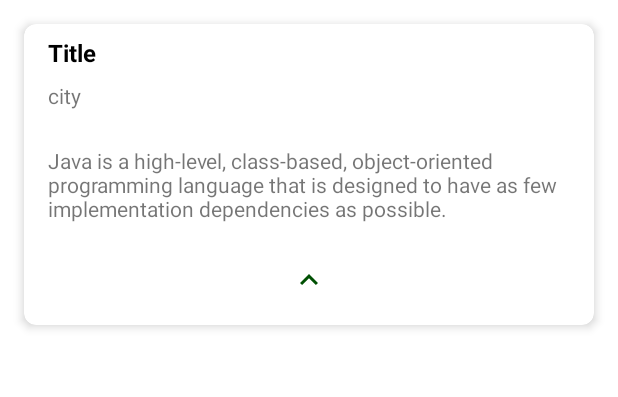
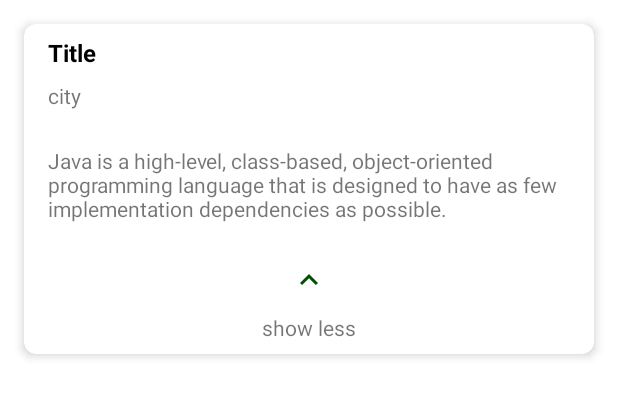
Before and after one commit to yigityesiladaa/android_places_to_visit_app, an Android app: the layout place_list_item.xml on its own in the app's theme, with its tools: preview values and no code run, on a phone screen of 412 x 824 dp. Shown: the top 397 px of the screen. Run offline under Robolectric (Android 15) with nearby library versions, the phone set to English and light mode, and no system bars.

Commit message:
Show Less Button Implemented

```diff
--- a/app/src/main/java/com/placestovisit/ui/home/CustomPlacesAdapter.kt
+++ b/app/src/main/java/com/placestovisit/ui/home/CustomPlacesAdapter.kt
@@ -25,7 +25,7 @@ class CustomPlacesAdapter(private val context : Context)
         val txtTitle = rootView.findViewById<TextView>(R.id.txtTitle)
         val txtCity = rootView.findViewById<TextView>(R.id.txtCity)
         val txtDescription = rootView.findViewById<TextView>(R.id.txtDescription)
-        val btnHideDescImage = rootView.findViewById<ImageButton>(R.id.btnHideDescImage)
+        val showLessLayout = rootView.findViewById<ConstraintLayout>(R.id.showLessLayout)
         val btnShowDescImage = rootView.findViewById<ImageButton>(R.id.btnShowDescImage)
 
         val place = places[position]
@@ -38,13 +38,13 @@ class CustomPlacesAdapter(private val context : Context)
             place.isExpandable = true
             txtDescription.visibility = View.VISIBLE
             btnShowDescImage.visibility = View.GONE
-            btnHideDescImage.visibility = View.VISIBLE
+            showLessLayout.visibility = View.VISIBLE
         }
-        btnHideDescImage.setOnClickListener{
+        showLessLayout.setOnClickListener{
             place.isExpandable = false
             txtDescription.visibility = View.GONE
             btnShowDescImage.visibility = View.VISIBLE
-            btnHideDescImage.visibility = View.GONE
+            showLessLayout.visibility = View.GONE
         }
 
         txtTitle.text = place.title
--- a/app/src/main/res/layout/place_list_item.xml
+++ b/app/src/main/res/layout/place_list_item.xml
@@ -1,6 +1,7 @@
 <?xml version="1.0" encoding="utf-8"?>
 <androidx.constraintlayout.widget.ConstraintLayout xmlns:android="http://schemas.android.com/apk/res/android"
     xmlns:app="http://schemas.android.com/apk/res-auto"
+    xmlns:tools="http://schemas.android.com/tools"
     android:layout_width="match_parent"
     android:layout_height="wrap_content"
     android:descendantFocusability="blocksDescendants">
@@ -91,21 +92,40 @@
                     android:layout_marginBottom="8dp"
                     android:padding="8dp"
                     android:text="Java is a high-level, class-based, object-oriented programming language that is designed to have as few implementation dependencies as possible."
-                    app:layout_constraintBottom_toTopOf="@+id/btnHideDescImage"
+                    app:layout_constraintBottom_toTopOf="@+id/showLessLayout"
                     app:layout_constraintEnd_toEndOf="parent"
                     app:layout_constraintStart_toStartOf="parent"
                     app:layout_constraintTop_toTopOf="parent" />
 
-                <ImageButton
-                    android:id="@+id/btnHideDescImage"
+                <androidx.constraintlayout.widget.ConstraintLayout
+                    android:id="@+id/showLessLayout"
                     android:layout_width="wrap_content"
                     android:layout_height="wrap_content"
-                    android:layout_marginBottom="8dp"
-                    android:backgroundTint="@android:color/transparent"
                     app:layout_constraintBottom_toBottomOf="parent"
-                    app:layout_constraintEnd_toEndOf="parent"
-                    app:layout_constraintStart_toStartOf="parent"
-                    app:srcCompat="@drawable/baseline_keyboard_arrow_up_24" />
+                    app:layout_constraintEnd_toEndOf="@+id/txtDescription"
+                    app:layout_constraintStart_toStartOf="@+id/txtDescription"
+                    app:layout_constraintTop_toBottomOf="@+id/txtDescription">
+
+                    <ImageButton
+                        android:id="@+id/btnHideDescImage"
+                        android:layout_width="wrap_content"
+                        android:layout_height="wrap_content"
+                        android:backgroundTint="@android:color/transparent"
+                        app:layout_constraintBottom_toTopOf="@+id/textView"
+                        app:layout_constraintEnd_toEndOf="parent"
+                        app:layout_constraintStart_toStartOf="parent"
+                        app:srcCompat="@drawable/baseline_keyboard_arrow_up_24" />
+
+                    <TextView
+                        android:id="@+id/textView"
+                        android:layout_width="wrap_content"
+                        android:layout_height="wrap_content"
+                        android:layout_marginBottom="8dp"
+                        android:text="@string/show_less_text"
+                        app:layout_constraintBottom_toBottomOf="parent"
+                        app:layout_constraintEnd_toEndOf="@+id/btnHideDescImage"
+                        app:layout_constraintStart_toStartOf="@+id/btnHideDescImage" />
+                </androidx.constraintlayout.widget.ConstraintLayout>
             </androidx.constraintlayout.widget.ConstraintLayout>
 
         </androidx.constraintlayout.widget.ConstraintLayout>
--- a/app/src/main/res/values/strings.xml
+++ b/app/src/main/res/values/strings.xml
@@ -33,4 +33,6 @@
     <string name="passwords_do_not_match_text">Passwords do not match!</string>
     <string name="reset_password_mail_sent_text">Reset password email sent</string>
     <string name="place_added_successfully_text">Place Added Successfully</string>
+    <string name="show_less_text">show less</string>
+    <string name="show_more_text">show more</string>
 </resources>
```
